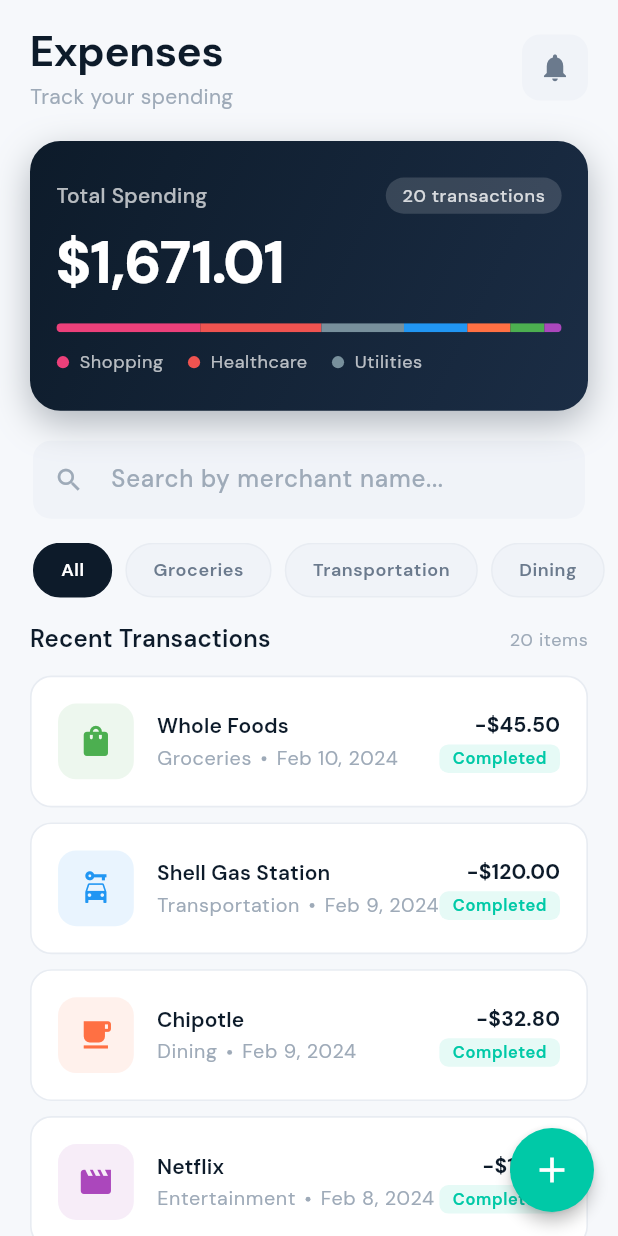
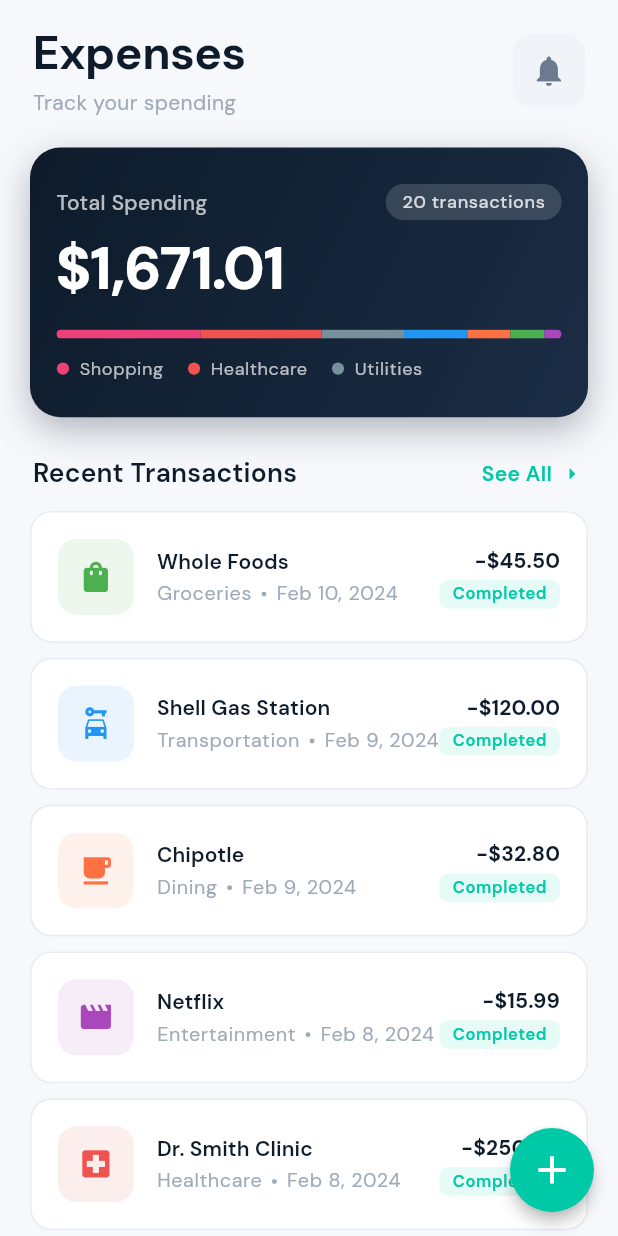
Before and after one commit to Ngorhzee/Expense_tracker, a Flutter app: the screen it shows after launch, on a phone screen of 412 x 824 dp. Run offline on Flutter 3.47's test engine with Material 3 defaults, Android fonts, the phone set to English and light mode, and no system bars; our stand-ins replace flutter_riverpod, flutter_screenutil, go_router, google_fonts.

Commit message:
did a little tweak

```diff
--- a/lib/core/utils/router.dart
+++ b/lib/core/utils/router.dart
@@ -1,7 +1,8 @@
+import 'package:expense_traker/features/home/screens/home_screen.dart';
 import 'package:flutter/material.dart';
 import 'package:go_router/go_router.dart';
 import '../../features/transactions/models/transaction.dart';
-import '../../features/transactions/screens/transaction_list_screen.dart';
+import '../../features/transactions/screens/all_transactions_screen.dart';
 import '../../features/transactions/screens/transaction_detail_screen.dart';
 import '../../features/transactions/screens/add_transaction_screen.dart';
 
@@ -13,12 +14,18 @@ final router = GoRouter(
   routes: [
     GoRoute(
       path: '/',
-      name: 'transactions',
-      builder: (context, state) => const TransactionListScreen(),
+      name: HomeScreen.routeName,
+      builder: (context, state) => const HomeScreen(),
+    ),
+
+    GoRoute(
+      path: '/all-transactions',
+      name: AllTransactionsScreen.routeName,
+      builder: (context, state) => const AllTransactionsScreen(),
     ),
     GoRoute(
       path: '/transaction/:id',
-      name: 'transactionDetail',
+      name: TransactionDetailScreen.routeName,
       builder: (context, state) {
         final transaction = state.extra as Transaction;
         return TransactionDetailScreen(transaction: transaction);
@@ -26,7 +33,7 @@ final router = GoRouter(
     ),
     GoRoute(
       path: '/add',
-      name: 'addTransaction',
+      name: AddTransactionScreen.routeName,
       builder: (context, state) => const AddTransactionScreen(),
     ),
   ],
--- /dev/null
+++ b/lib/features/home/screens/home_screen.dart
@@ -0,0 +1,300 @@
+import 'package:expense_traker/features/transactions/providers/transaction_provider.dart';
+import 'package:expense_traker/features/home/widgets/spending_summary_card.dart';
+import 'package:expense_traker/features/transactions/screens/add_transaction_screen.dart';
+import 'package:expense_traker/features/transactions/screens/transaction_detail_screen.dart';
+import 'package:expense_traker/features/transactions/screens/all_transactions_screen.dart';
+import 'package:expense_traker/features/transactions/widgets/transaction_tile.dart';
+import 'package:flutter/material.dart';
+import 'package:flutter_riverpod/flutter_riverpod.dart';
+import 'package:flutter_screenutil/flutter_screenutil.dart';
+import 'package:go_router/go_router.dart';
+import '../../../core/theme/app_theme.dart';
+
+
+/// Maximum number of transactions shown on the home screen.
+const _maxRecentTransactions = 10;
+
+class HomeScreen extends ConsumerWidget {
+  static const routeName = 'home';
+  const HomeScreen({super.key});
+
+  @override
+  Widget build(BuildContext context, WidgetRef ref) {
+    final asyncTransactions = ref.watch(transactionProvider);
+    final allTransactions = ref.watch(transactionListProvider);
+
+    // Show only the most recent transactions (capped).
+    final recentTransactions = allTransactions.length > _maxRecentTransactions
+        ? allTransactions.sublist(0, _maxRecentTransactions)
+        : allTransactions;
+
+    final hasMore = allTransactions.length > _maxRecentTransactions;
+
+    return Scaffold(
+      body: SafeArea(
+        child: asyncTransactions.when(
+
+          loading: () => const Center(
+            child: CircularProgressIndicator(color: AppColors.accent),
+          ),
+
+          error: (error, _) => Center(
+            child: Padding(
+              padding:  EdgeInsets.all(32.w),
+              child: Column(
+                mainAxisAlignment: MainAxisAlignment.center,
+                children: [
+                  Icon(
+                    Icons.warning,
+                    size: 48.sp,
+                    color: AppColors.error.withValues(alpha:  0.7),
+                  ),
+                   SizedBox(height: 16.h),
+                  Text(
+                    'Something went wrong',
+                    style: Theme.of(context).textTheme.titleMedium,
+                  ),
+                   SizedBox(height: 8.h),
+                  Text(
+                    error.toString(),
+                    style: Theme.of(context)
+                        .textTheme
+                        .bodySmall
+                        ?.copyWith(color: AppColors.textTertiary),
+                    textAlign: TextAlign.center,
+                  ),
+                  const SizedBox(height: 24),
+                  ElevatedButton.icon(
+                    onPressed: () =>
+                        ref.read(transactionProvider.notifier).refresh(),
+                    icon:  Icon(Icons.refresh, size: 18.sp),
+                    label: const Text('Retry'),
+                  ),
+                ],
+              ),
+            ),
+          ),
+
+
+          data: (_) => RefreshIndicator(
+            color: AppColors.accent,
+            onRefresh: () =>
+                ref.read(transactionProvider.notifier).refresh(),
+            child: CustomScrollView(
+              physics: const AlwaysScrollableScrollPhysics(
+                parent: BouncingScrollPhysics(),
+              ),
+              slivers: [
+
+                SliverToBoxAdapter(
+                  child: Padding(
+                    padding:  EdgeInsets.fromLTRB(20.w, 16.h, 20.w, 0),
+                    child: Row(
+                      mainAxisAlignment: MainAxisAlignment.spaceBetween,
+                      children: [
+                        Column(
+                          crossAxisAlignment: CrossAxisAlignment.start,
+                          children: [
+                            Text(
+                              'Expenses',
+                              style: Theme.of(context)
+                                  .textTheme
+                                  .headlineMedium
+                                  ?.copyWith(fontSize: 28.sp),
+                            ),
+                             SizedBox(height: 2.h),
+                            Text(
+                              'Track your spending',
+                              style: Theme.of(context)
+                                  .textTheme
+                                  .bodyMedium
+                                  ?.copyWith(color: AppColors.textTertiary),
+                            ),
+                          ],
+                        ),
+                        Container(
+                          width: 44.w,
+                          height: 44.w,
+                          decoration: BoxDecoration(
+                            color: AppColors.surfaceVariant,
+                            borderRadius: BorderRadius.circular(12),
+                          ),
+                          child:  Icon(
+                            Icons.notifications,
+                            color: AppColors.textSecondary,
+                            size: 22.sp,
+                          ),
+                        ),
+                      ],
+                    ),
+                  ),
+                ),
+
+
+                const SliverToBoxAdapter(
+                  child: Padding(
+                    padding: EdgeInsets.fromLTRB(20, 20, 20, 0),
+                    child: SpendingSummaryCard(),
+                  ),
+                ),
+
+
+                SliverToBoxAdapter(
+                  child: Padding(
+                    padding:  EdgeInsets.fromLTRB(20.w, 24.h, 20.w, 12.h),
+                    child: Row(
+                      mainAxisAlignment: MainAxisAlignment.spaceBetween,
+                      children: [
+                        Text(
+                          'Recent Transactions',
+                          style: Theme.of(context)
+                              .textTheme
+                              .titleMedium
+                              ?.copyWith(fontSize: 16.sp),
+                        ),
+                        if (hasMore)
+                          GestureDetector(
+                            onTap: () => context.pushNamed(AllTransactionsScreen.routeName),
+                            child: Row(
+                              mainAxisSize: MainAxisSize.min,
+                              children: [
+                                Text(
+                                  'See All',
+                                  style: Theme.of(context)
+                                      .textTheme
+                                      .bodyMedium
+                                      ?.copyWith(
+                                        color: AppColors.accent,
+                                        fontWeight: FontWeight.w600,
+                                      ),
+                                ),
+                                 SizedBox(width: 4.w),
+                                 Icon(
+                                  Icons.arrow_right,
+                                  size: 16.sp,
+                                  color: AppColors.accent,
+                                ),
+                              ],
+                            ),
+                          ),
+                      ],
+                    ),
+                  ),
+                ),
+
+                // ── Recent Transactions List ──
+                recentTransactions.isEmpty
+                    ? SliverToBoxAdapter(
+                        child: Padding(
+                          padding: const EdgeInsets.symmetric(vertical: 40),
+                          child: Center(
+                            child: Column(
+                              children: [
+                                Icon(
+                                  Icons.receipt,
+                                  size: 48,
+                                  color:
+                                      AppColors.textTertiary.withValues(alpha:  0.5),
+                                ),
+                                const SizedBox(height: 12),
+                                Text(
+                                  'No transactions yet',
+                                  style: Theme.of(context)
+                                      .textTheme
+                                      .bodyMedium
+                                      ?.copyWith(
+                                          color: AppColors.textTertiary),
+                                ),
+                                const SizedBox(height: 4),
+                                Text(
+                                  'Tap + to add your first expense',
+                                  style: Theme.of(context)
+                                      .textTheme
+                                      .bodySmall
+                                      ?.copyWith(
+                                          color: AppColors.textTertiary),
+                                ),
+                              ],
+                            ),
+                          ),
+                        ),
+                      )
+                    : SliverPadding(
+                        padding: const EdgeInsets.fromLTRB(20, 0, 20, 20),
+                        sliver: SliverList.separated(
+                          itemCount: recentTransactions.length,
+                          separatorBuilder: (_, __) =>
+                              const SizedBox(height: 10),
+                          itemBuilder: (context, index) {
+                            final transaction = recentTransactions[index];
+                            return TransactionTile(
+                              transaction: transaction,
+                              onTap: () => context.pushNamed(
+                                TransactionDetailScreen.routeName,
+                                pathParameters: {'id': transaction.id},
+                                extra: transaction,
+                              ),
+                            );
+                          },
+                        ),
+                      ),
+
+
+                if (hasMore)
+                  SliverToBoxAdapter(
+                    child: Padding(
+                      padding: const EdgeInsets.fromLTRB(20, 0, 20, 100),
+                      child: GestureDetector(
+                        onTap: () => context.pushNamed('allTransactions'),
+                        child: Container(
+                          width: double.infinity,
+                          padding: const EdgeInsets.symmetric(vertical: 14),
+                          decoration: BoxDecoration(
+                            color: AppColors.surfaceVariant,
+                            borderRadius: BorderRadius.circular(12),
+                            border: Border.all(
+                                color: AppColors.cardBorder, width: 1),
+                          ),
+                          child: Row(
+                            mainAxisAlignment: MainAxisAlignment.center,
+                            children: [
+                              Text(
+                                'View All ${allTransactions.length} Transactions',
+                                style: Theme.of(context)
+                                    .textTheme
+                                    .bodyMedium
+                                    ?.copyWith(
+                                      fontWeight: FontWeight.w600,
+                                      color: AppColors.primary,
+                                    ),
+                              ),
+                               SizedBox(width: 6.w),
+                               Icon(
+                                Icons.arrow_right,
+                                size: 16.sp,
+                                color: AppColors.primary,
+                              ),
+                            ],
+                          ),
+                        ),
+                      ),
+                    ),
+                  ),
+
+
+                if (!hasMore)
+                   SliverToBoxAdapter(
+                    child: SizedBox(height: 100.h),
+                  ),
+              ],
+            ),
+          ),
+        ),
+      ),
+      floatingActionButton: FloatingActionButton(
+        onPressed: () => context.pushNamed(AddTransactionScreen.routeName),
+        child:  Icon(Icons.add, size: 28.sp),
+      ),
+    );
+  }
+}
--- a/lib/features/transactions/screens/transaction_detail_screen.dart
+++ b/lib/features/transactions/screens/transaction_detail_screen.dart
@@ -5,6 +5,7 @@ import '../../../core/utils/helpers.dart';
 import '../models/transaction.dart';
 
 class TransactionDetailScreen extends StatelessWidget {
+static const routeName = 'transactionDetail';
   final Transaction transaction;
 
   const TransactionDetailScreen({super.key, required this.transaction});
--- a/lib/features/transactions/screens/transaction_list_screen.dart
+++ /dev/null
@@ -1,227 +0,0 @@
-import 'package:flutter/material.dart';
-import 'package:flutter_riverpod/flutter_riverpod.dart';
-import 'package:go_router/go_router.dart';
-import '../../../core/theme/app_theme.dart';
-import '../providers/transaction_provider.dart';
-import '../widgets/spending_summary_card.dart';
-import '../widgets/category_filter_chips.dart';
-import '../widgets/search_bar_widget.dart';
-import '../widgets/transaction_tile.dart';
-
-class TransactionListScreen extends ConsumerWidget {
-  const TransactionListScreen({super.key});
-
-  @override
-  Widget build(BuildContext context, WidgetRef ref) {
-    final asyncTransactions = ref.watch(transactionProvider);
-    final filteredTransactions = ref.watch(filteredTransactionsProvider);
-
-    return Scaffold(
-      body: SafeArea(
-        child: asyncTransactions.when(
-          // ── Loading State ──
-          loading: () => const Center(
-            child: CircularProgressIndicator(color: AppColors.accent),
-          ),
-
-          // ── Error State ──
-          error: (error, _) => Center(
-            child: Padding(
-              padding: const EdgeInsets.all(32),
-              child: Column(
-                mainAxisAlignment: MainAxisAlignment.center,
-                children: [
-                  Icon(
-                    Icons.warning,
-                    size: 48,
-                    color: AppColors.error.withValues(alpha: 0.7),
-                  ),
-                  const SizedBox(height: 16),
-                  Text(
-                    'Something went wrong',
-                    style: Theme.of(context).textTheme.titleMedium,
-                  ),
-                  const SizedBox(height: 8),
-                  Text(
-                    error.toString(),
-                    style: Theme.of(context)
-                        .textTheme
-                        .bodySmall
-                        ?.copyWith(color: AppColors.textTertiary),
-                    textAlign: TextAlign.center,
-                  ),
-                  const SizedBox(height: 24),
-                  ElevatedButton.icon(
-                    onPressed: () =>
-                        ref.read(transactionProvider.notifier).refresh(),
-                    icon: const Icon(Icons.refresh, size: 18),
-                    label: const Text('Retry'),
-                  ),
-                ],
-              ),
-            ),
-          ),
-
-          // ── Data State ──
-          data: (_) => RefreshIndicator(
-            color: AppColors.accent,
-            onRefresh: () =>
-                ref.read(transactionProvider.notifier).refresh(),
-            child: CustomScrollView(
-              physics: const AlwaysScrollableScrollPhysics(
-                parent: BouncingScrollPhysics(),
-              ),
-              slivers: [
-                // ── Header ──
-                SliverToBoxAdapter(
-                  child: Padding(
-                    padding: const EdgeInsets.fromLTRB(20, 16, 20, 0),
-                    child: Row(
-                      mainAxisAlignment: MainAxisAlignment.spaceBetween,
-                      children: [
-                        Column(
-                          crossAxisAlignment: CrossAxisAlignment.start,
-                          children: [
-                            Text(
-                              'Expenses',
-                              style: Theme.of(context)
-                                  .textTheme
-                                  .headlineMedium
-                                  ?.copyWith(fontSize: 28),
-                            ),
-                            const SizedBox(height: 2),
-                            Text(
-                              'Track your spending',
-                              style: Theme.of(context)
-                                  .textTheme
-                                  .bodyMedium
-                                  ?.copyWith(color: AppColors.textTertiary),
-                            ),
-                          ],
-                        ),
-                        Container(
-                          width: 44,
-                          height: 44,
-                          decoration: BoxDecoration(
-                            color: AppColors.surfaceVariant,
-                            borderRadius: BorderRadius.circular(12),
-                          ),
-                          child: const Icon(
-                            Icons.notifications,
-                            color: AppColors.textSecondary,
-                            size: 22,
-                          ),
-                        ),
-                      ],
-                    ),
-                  ),
-                ),
-
-
-                const SliverToBoxAdapter(
-                  child: Padding(
-                    padding: EdgeInsets.fromLTRB(20, 20, 20, 0),
-                    child: SpendingSummaryCard(),
-                  ),
-                ),
-
-                // ── Search ──
-                const SliverToBoxAdapter(
-                  child: Padding(
-                    padding: EdgeInsets.only(top: 20),
-                    child: SearchBarWidget(),
-                  ),
-                ),
-
-                // ── Category Filters ──
-                const SliverToBoxAdapter(
-                  child: Padding(
-                    padding: EdgeInsets.only(top: 16, bottom: 8),
-                    child: CategoryFilterChips(),
-                  ),
-                ),
-
-                // ── Section Title ──
-                SliverToBoxAdapter(
-                  child: Padding(
-                    padding: const EdgeInsets.fromLTRB(20, 8, 20, 12),
-                    child: Row(
-                      mainAxisAlignment: MainAxisAlignment.spaceBetween,
-                      children: [
-                        Text(
-                          'Recent Transactions',
-                          style: Theme.of(context)
-                              .textTheme
-                              .titleMedium
-                              ?.copyWith(fontSize: 16),
-                        ),
-                        Text(
-                          '${filteredTransactions.length} items',
-                          style: Theme.of(context)
-                              .textTheme
-                              .bodySmall
-                              ?.copyWith(color: AppColors.textTertiary),
-                        ),
-                      ],
-                    ),
-                  ),
-                ),
-
-                // ── Transaction List ──
-                filteredTransactions.isEmpty
-                    ? SliverFillRemaining(
-                        hasScrollBody: false,
-                        child: Center(
-                          child: Column(
-                            mainAxisAlignment: MainAxisAlignment.center,
-                            children: [
-                              Icon(
-                                Icons.search_rounded,
-                                size: 48,
-                                color:
-                                    AppColors.textTertiary.withValues(alpha: 0.5),
-                              ),
-                              const SizedBox(height: 12),
-                              Text(
-                                'No transactions found',
-                                style: Theme.of(context)
-                                    .textTheme
-                                    .bodyMedium
-                                    ?.copyWith(
-                                        color: AppColors.textTertiary),
-                              ),
-                            ],
-                          ),
-                        ),
-                      )
-                    : SliverPadding(
-                        padding: const EdgeInsets.fromLTRB(20, 0, 20, 100),
-                        sliver: SliverList.separated(
-                          itemCount: filteredTransactions.length,
-                          separatorBuilder: (_, __) =>
-                              const SizedBox(height: 10),
-                          itemBuilder: (context, index) {
-                            final transaction = filteredTransactions[index];
-                            return TransactionTile(
-                              transaction: transaction,
-                              onTap: () => context.pushNamed(
-                                'transactionDetail',
-                                pathParameters: {'id': transaction.id},
-                                extra: transaction,
-                              ),
-                            );
-                          },
-                        ),
-                      ),
-              ],
-            ),
-          ),
-        ),
-      ),
-      floatingActionButton: FloatingActionButton(
-        onPressed: () => context.pushNamed('addTransaction'),
-        child: const Icon(Icons.add, size: 28),
-      ),
-    );
-  }
-}
--- a/lib/features/transactions/widgets/search_bar_widget.dart
+++ b/lib/features/transactions/widgets/search_bar_widget.dart
@@ -1,9 +1,9 @@
 import 'package:expense_traker/features/transactions/providers/transaction_provider.dart';
-import 'package:expense_traker/widget/app_text_field.dart';
+import 'package:expense_traker/shared/widgets/app_text_field.dart';
 import 'package:flutter/material.dart';
 import 'package:flutter_riverpod/flutter_riverpod.dart';
 import 'package:flutter_screenutil/flutter_screenutil.dart';
-import '../../../../core/theme/app_theme.dart';
+
 
 class SearchBarWidget extends ConsumerStatefulWidget {
   const SearchBarWidget({super.key});
--- a/lib/widget/app_text_field.dart
+++ b/lib/shared/widgets/app_text_field.dart
@@ -1,6 +1,6 @@
 import 'package:flutter/material.dart';
 import 'package:flutter/services.dart';
-import '../../core/theme/app_theme.dart';
+import '../../../core/theme/app_theme.dart';
 
 
 class AppTextField extends StatefulWidget {
```
Also changed, not shown: lib/features/transactions/screens/add_transaction_screen.dart (+4 -3 lines), lib/features/transactions/screens/all_transactions_screen.dart (added, +162 -0 lines), lib/features/home/widgets/spending_summary_card.dart (renamed from lib/features/transactions/widgets/spending_summary_card.dart).
